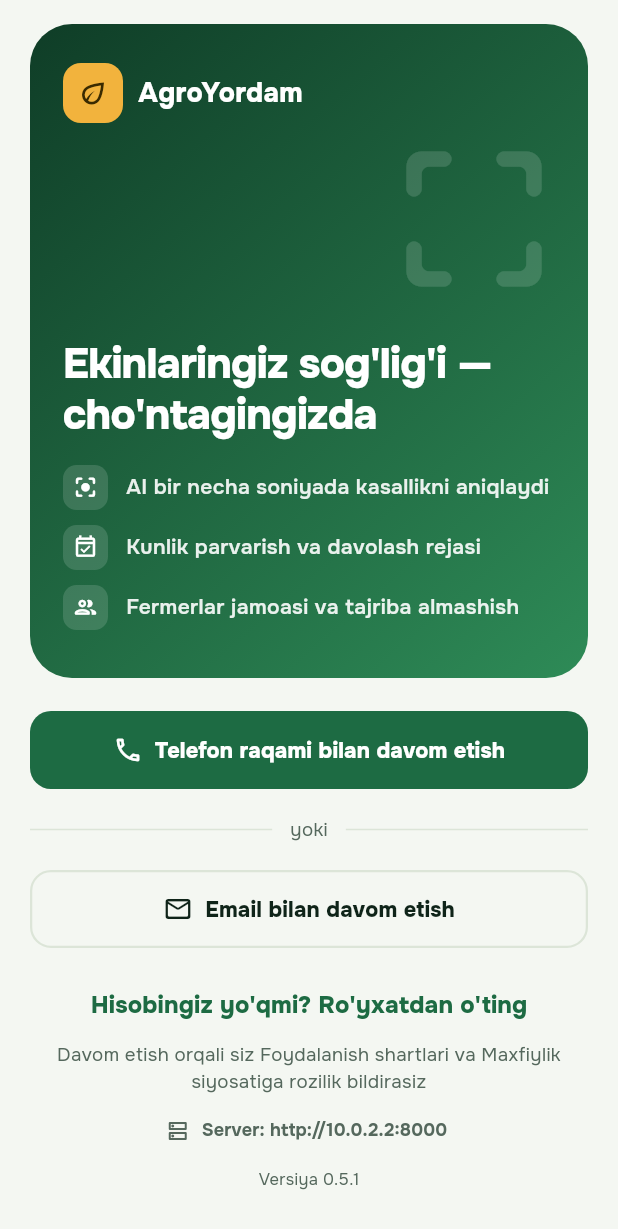
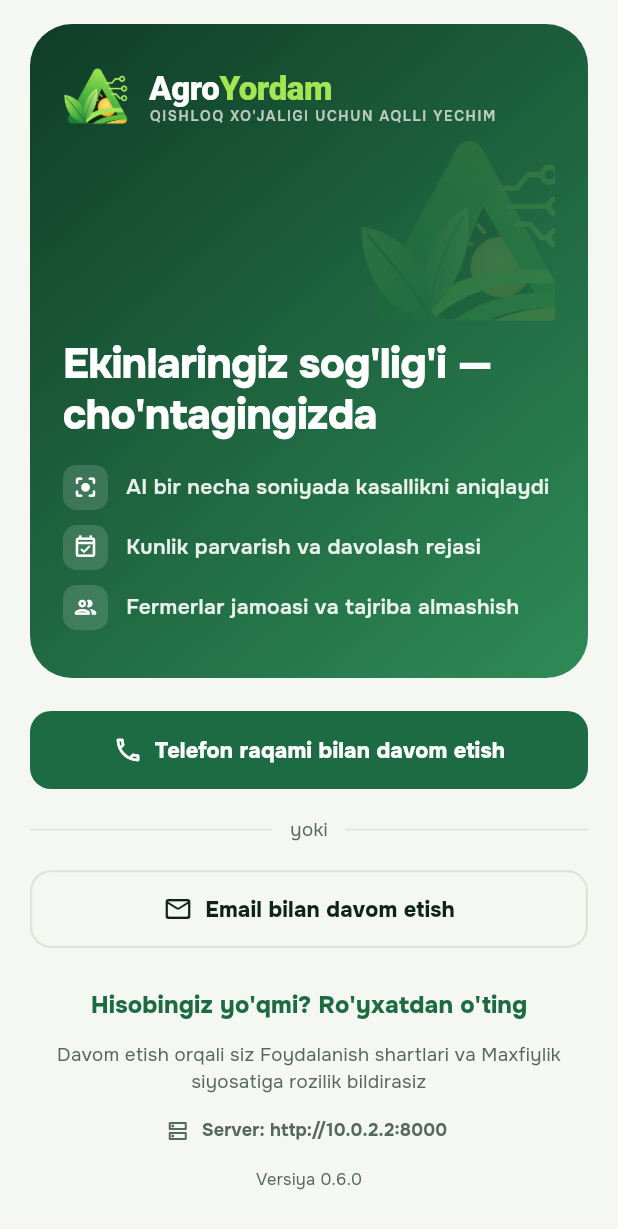
Before and after one commit to Aziimuslim/agroyordam, a Flutter app: the screen it shows after launch, on a phone screen of 412 x 824 dp. Shown: the top 1229 px of the screen. Run offline on Flutter 3.47's test engine with Material 3 defaults, Android fonts, the phone set to English and light mode, and no system bars; our stand-ins replace dio, flutter_riverpod, flutter_secure_storage, go_router, image_picker, shared_preferences; accounts and stored records are empty.

Commit message:
0.6.0: AgroYordam logotipi
- Yangi belgi (vektor, mobile/assets/brand/logo-mark.svg): A harfi ichida quyosh va
  dala egatlari, chapda barglar, o'ngda AI tarmog'i; shior «Qishloq xo'jaligi uchun
  aqlli yechim»
- Android ilova belgisi (barcha mipmap o'lchamlari), web/PWA belgilari (oddiy va
  maskable), favicon; manifest va theme-color yashil brendga moslandi
- Ilova: kirish ekranida belgi + yozuv + shior, yuklanish ekranida belgi (BrandLogo)
- Admin panel: menyu va kirish sahifasida belgi
- tool/brand: SVG'dan barcha o'lchamlarni qayta yasash skriptlari

Co-Authored-By: Claude Opus 5.5 <noreply@anthropic.com>
Claude-Session: https://claude.ai/code/session_01V9TKQmK7tmqKCHoSr8thmG

```diff
--- a/mobile/lib/core/config.dart
+++ b/mobile/lib/core/config.dart
@@ -2,7 +2,7 @@ import 'package:flutter/foundation.dart';
 
 class AppConfig {
   static const appName = 'AgroYordam';
-  static const version = '0.5.1';
+  static const version = '0.6.0';
 
   static const _apiOverride = String.fromEnvironment('API_URL');
   static const prefsKey = 'agro_server_url';
--- /dev/null
+++ b/mobile/lib/core/widgets/brand.dart
@@ -0,0 +1,39 @@
+import 'package:flutter/material.dart';
+
+/// AgroYordam belgisi (assets/brand/logo-mark.png; manba — logo-mark.svg).
+class BrandLogo extends StatelessWidget {
+  const BrandLogo({super.key, this.size = 40});
+  final double size;
+  @override
+  Widget build(BuildContext context) =>
+      Image.asset('assets/brand/logo-mark.png', width: size, height: size, filterQuality: FilterQuality.medium, semanticLabel: 'AgroYordam');
+}
+
+/// Belgi + "AgroYordam" yozuvi (+ ixtiyoriy shior). Qorong'i fonda — oq "Agro", yashil "Yordam".
+class BrandWordmark extends StatelessWidget {
+  const BrandWordmark({super.key, this.size = 40, this.onDark = false, this.slogan = false});
+  final double size;
+  final bool onDark, slogan;
+  @override
+  Widget build(BuildContext context) {
+    final agro = onDark ? Colors.white : const Color(0xFF0F2419);
+    final yordam = onDark ? const Color(0xFFA3E553) : const Color(0xFF2E8B3A);
+    return Row(mainAxisSize: MainAxisSize.min, children: [
+      BrandLogo(size: size),
+      SizedBox(width: size * 0.25),
+      Column(crossAxisAlignment: CrossAxisAlignment.start, mainAxisSize: MainAxisSize.min, children: [
+        Text.rich(
+          TextSpan(children: [
+            TextSpan(text: 'Agro', style: TextStyle(color: agro)),
+            TextSpan(text: 'Yordam', style: TextStyle(color: yordam)),
+          ]),
+          style: TextStyle(fontSize: size * 0.48, fontWeight: FontWeight.w800, letterSpacing: -0.3, height: 1.1),
+        ),
+        if (slogan)
+          Text("QISHLOQ XO'JALIGI UCHUN AQLLI YECHIM",
+              style: TextStyle(
+                  fontSize: size * 0.2, fontWeight: FontWeight.w600, letterSpacing: 1.1, color: onDark ? Colors.white70 : const Color(0xFF55685D))),
+      ]),
+    ]);
+  }
+}
--- a/mobile/lib/presentation/screens/auth/welcome_screen.dart
+++ b/mobile/lib/presentation/screens/auth/welcome_screen.dart
@@ -6,6 +6,7 @@ import '../../../core/theme/app_colors.dart';
 import '../../../core/theme/app_icons.dart';
 import '../../../core/theme/app_theme.dart';
 import '../../../core/config.dart';
+import '../../../core/widgets/brand.dart';
 import '../../../core/widgets/widgets.dart';
 import 'server_settings.dart';
 
@@ -45,25 +46,11 @@ class WelcomeScreen extends ConsumerWidget {
             ),
             child: Stack(
               children: [
-                Positioned(right: -6, top: 44, child: Icon(AppIcons.scan, size: 120, color: Colors.white.withValues(alpha: 0.14))),
+                Positioned(right: -18, top: 40, child: Opacity(opacity: 0.12, child: const BrandLogo(size: 150))),
                 Column(
                   crossAxisAlignment: CrossAxisAlignment.start,
                   children: [
-                    Row(
-                      children: [
-                        Container(
-                          width: 40,
-                          height: 40,
-                          decoration: BoxDecoration(color: c.gold, borderRadius: BorderRadius.circular(12)),
-                          child: Icon(AppIcons.leaf, color: c.onGold, size: 22),
-                        ),
-                        const SizedBox(width: 10),
-                        const Text(
-                          'AgroYordam',
-                          style: TextStyle(color: Colors.white, fontSize: 18, fontWeight: FontWeight.w800),
-                        ),
-                      ],
-                    ),
+                    const BrandWordmark(size: 46, onDark: true, slogan: true),
                     const SizedBox(height: 28),
                 const Spacer(),
                     const Text(
--- a/mobile/pubspec.yaml
+++ b/mobile/pubspec.yaml
@@ -16,7 +16,7 @@ publish_to: 'none' # Remove this line if you wish to publish to pub.dev
 # https://developer.apple.com/library/archive/documentation/General/Reference/InfoPlistKeyReference/Articles/CoreFoundationKeys.html
 # In Windows, build-name is used as the major, minor, and patch parts
 # of the product and file versions while build-number is used as the build suffix.
-version: 0.5.1+10
+version: 0.6.0+11
 
 environment:
   sdk: ^3.9.2
@@ -72,6 +72,7 @@ flutter:
 
   assets:
     - assets/catalog/
+    - assets/brand/logo-mark.png
 
   fonts:
     - family: Onest
```
Also changed, not shown: mobile/lib/presentation/router.dart (+10 -1 lines), mobile/assets/brand/app-icon-maskable.svg (added), mobile/assets/brand/app-icon.svg (added), mobile/assets/brand/logo-mark.png (added), mobile/assets/brand/logo-mark.svg (added), 20 other files.
